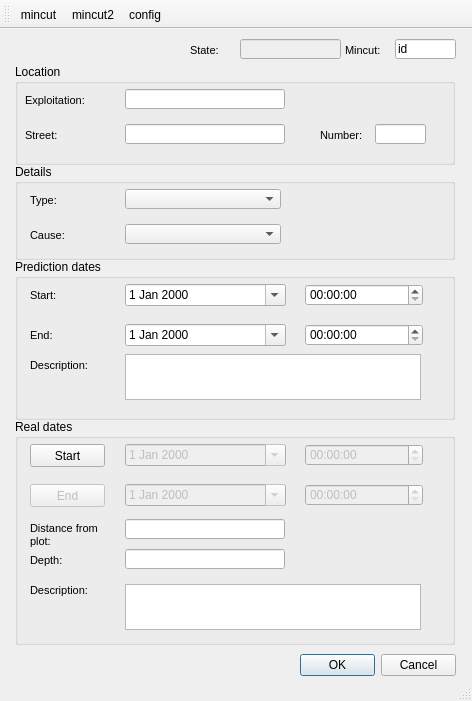
The window that ui/mincut.ui (Giswater/giswater_qgis_plugin) describes before a commit, drawn with Qt 5.
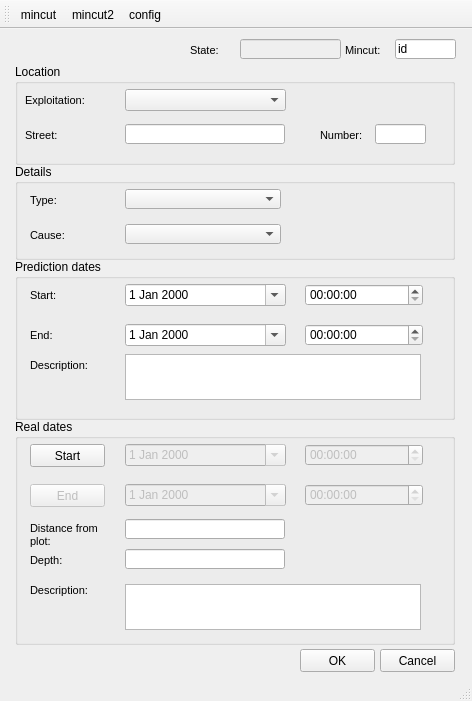
The same window after the commit. Icons and pictures are not drawn.

Commit message: functionalty of form mincut

Patch:
```diff
--- a/ui/mincut.ui
+++ b/ui/mincut.ui
@@ -160,20 +160,7 @@
       <number>3</number>
      </property>
     </widget>
-    <widget class="QLineEdit" name="label_x">
-     <property name="geometry">
-      <rect>
-       <x>110</x>
-       <y>25</y>
-       <width>160</width>
-       <height>20</height>
-      </rect>
-     </property>
-     <property name="text">
-      <string/>
-     </property>
-    </widget>
-    <widget class="QLineEdit" name="label_x_2">
+    <widget class="QLineEdit" name="street">
      <property name="geometry">
       <rect>
        <x>110</x>
@@ -222,6 +209,16 @@
       <number>3</number>
      </property>
     </widget>
+    <widget class="QComboBox" name="exploitation">
+     <property name="geometry">
+      <rect>
+       <x>110</x>
+       <y>25</y>
+       <width>161</width>
+       <height>22</height>
+      </rect>
+     </property>
+    </widget>
    </widget>
    <widget class="QGroupBox" name="groupBox_2">
     <property name="geometry">
@@ -707,19 +704,6 @@
      </property>
     </widget>
    </widget>
-   <widget class="QDialogButtonBox" name="ok">
-    <property name="geometry">
-     <rect>
-      <x>300</x>
-      <y>625</y>
-      <width>156</width>
-      <height>23</height>
-     </rect>
-    </property>
-    <property name="standardButtons">
-     <set>QDialogButtonBox::Cancel|QDialogButtonBox::Ok</set>
-    </property>
-   </widget>
    <widget class="QLabel" name="label_label_x_11">
     <property name="geometry">
      <rect>
@@ -805,6 +789,32 @@
      <number>3</number>
     </property>
    </widget>
+   <widget class="QPushButton" name="btn_cancel">
+    <property name="geometry">
+     <rect>
+      <x>380</x>
+      <y>620</y>
+      <width>75</width>
+      <height>23</height>
+     </rect>
+    </property>
+    <property name="text">
+     <string>Cancel</string>
+    </property>
+   </widget>
+   <widget class="QPushButton" name="btn_accept">
+    <property name="geometry">
+     <rect>
+      <x>300</x>
+      <y>620</y>
+      <width>75</width>
+      <height>23</height>
+     </rect>
+    </property>
+    <property name="text">
+     <string>OK</string>
+    </property>
+   </widget>
   </widget>
   <widget class="QStatusBar" name="statusbar"/>
   <widget class="QToolBar" name="toolBar">
```
Left out of the diff: 18 changed lines with no effect on the pictures. The commit also changes 3 other files.
